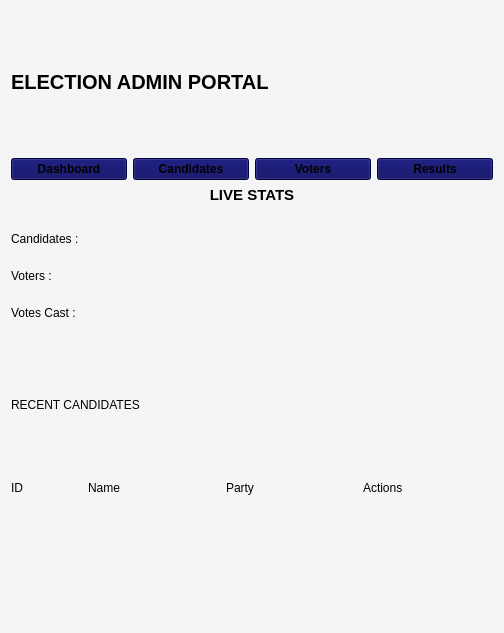
First picture: the form in Experiment/candidates_dashboard.ui, repository mSaadAli99/E-voting-system, before the edit.
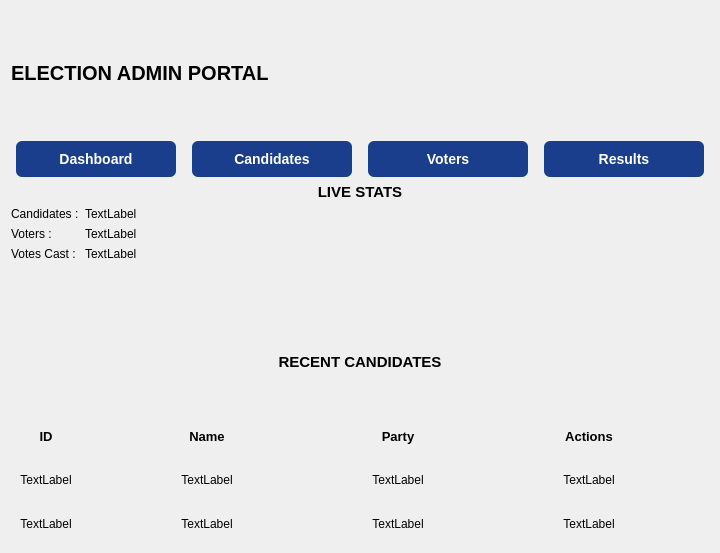
Second picture: the form after the edit.

Patch:
```diff
--- a/Experiment/candidates_dashboard.ui
+++ b/Experiment/candidates_dashboard.ui
@@ -6,15 +6,21 @@
    <rect>
     <x>0</x>
     <y>0</y>
-    <width>504</width>
-    <height>633</height>
+    <width>718</width>
+    <height>553</height>
    </rect>
   </property>
+  <property name="maximumSize">
+   <size>
+    <width>16777215</width>
+    <height>16777215</height>
+   </size>
+  </property>
   <property name="windowTitle">
    <string>Form</string>
   </property>
   <property name="styleSheet">
-   <string notr="true">background:#f5f5f5; </string>
+   <string notr="true"/>
   </property>
   <layout class="QVBoxLayout" name="verticalLayout_2">
    <item>
@@ -29,7 +35,7 @@
         </font>
        </property>
        <property name="styleSheet">
-        <string notr="true">color:black</string>
+        <string notr="true"/>
        </property>
        <property name="text">
         <string>ELECTION ADMIN PORTAL</string>
@@ -44,14 +50,23 @@
       <widget class="QPushButton" name="dashboard_btn">
        <property name="font">
         <font>
-         <bold>true</bold>
+         <pointsize>-1</pointsize>
+         <fontweight>DemiBold</fontweight>
         </font>
        </property>
        <property name="autoFillBackground">
         <bool>false</bool>
        </property>
        <property name="styleSheet">
-        <string notr="true">background:rgb(0, 0, 89);</string>
+        <string notr="true"> background-color: rgb(26, 62, 140);
+    color: white;
+    border: none;
+    border-radius: 6px;
+    padding: 10px 20px;
+    margin: 0 5px;
+    font-size: 14px;
+    font-weight: 600;
+    min-width: 120px;;</string>
        </property>
        <property name="text">
         <string>Dashboard</string>
@@ -62,12 +77,20 @@
       <widget class="QPushButton" name="voters_btn">
        <property name="font">
         <font>
-         <pointsize>9</pointsize>
-         <bold>true</bold>
+         <pointsize>-1</pointsize>
+         <fontweight>DemiBold</fontweight>
         </font>
        </property>
        <property name="styleSheet">
-        <string notr="true">background:rgb(0, 0, 89);</string>
+        <string notr="true"> background-color: rgb(26, 62, 140);
+    color: white;
+    border: none;
+    border-radius: 6px;
+    padding: 10px 20px;
+    margin: 0 5px;
+    font-size: 14px;
+    font-weight: 600;
+    min-width: 120px;</string>
        </property>
        <property name="text">
         <string>Candidates</string>
@@ -78,11 +101,20 @@
       <widget class="QPushButton" name="cadidates_btn">
        <property name="font">
         <font>
-         <bold>true</bold>
+         <pointsize>-1</pointsize>
+         <fontweight>DemiBold</fontweight>
         </font>
        </property>
        <property name="styleSheet">
-        <string notr="true">background:rgb(0, 0, 89);</string>
+        <string notr="true"> background-color: rgb(26, 62, 140);
+    color: white;
+    border: none;
+    border-radius: 6px;
+    padding: 10px 20px;
+    margin: 0 5px;
+    font-size: 14px;
+    font-weight: 600;
+    min-width: 120px;</string>
        </property>
        <property name="text">
         <string>Voters</string>
@@ -93,11 +125,20 @@
       <widget class="QPushButton" name="result_btn">
        <property name="font">
         <font>
-         <bold>true</bold>
+         <pointsize>-1</pointsize>
+         <fontweight>DemiBold</fontweight>
         </font>
        </property>
        <property name="styleSheet">
-        <string notr="true">background:rgb(0, 0, 89);</string>
+        <string notr="true"> background-color: rgb(26, 62, 140);
+    color: white;
+    border: none;
+    border-radius: 6px;
+    padding: 10px 20px;
+    margin: 0 5px;
+    font-size: 14px;
+    font-weight: 600;
+    min-width: 120px;</string>
        </property>
        <property name="text">
         <string>Results</string>
@@ -107,8 +148,8 @@
     </layout>
    </item>
    <item>
-    <layout class="QVBoxLayout" name="verticalLayout">
-     <item>
+    <layout class="QFormLayout" name="formLayout">
+     <item row="0" column="0" colspan="2">
       <widget class="QLabel" name="LIVE_STATS">
        <property name="font">
         <font>
@@ -123,11 +164,11 @@
         <string>LIVE STATS</string>
        </property>
        <property name="alignment">
-        <set>Qt::AlignmentFlag::AlignHCenter|Qt::AlignmentFlag::AlignTop</set>
+        <set>Qt::AlignmentFlag::AlignCenter</set>
        </property>
       </widget>
      </item>
-     <item>
+     <item row="1" column="0">
       <widget class="QLabel" name="candidates">
        <property name="styleSheet">
         <string notr="true">color:black</string>
@@ -140,7 +181,7 @@
        </property>
       </widget>
      </item>
-     <item>
+     <item row="2" column="0">
       <widget class="QLabel" name="vters">
        <property name="styleSheet">
         <string notr="true">color:black</string>
@@ -153,7 +194,7 @@
        </property>
       </widget>
      </item>
-     <item>
+     <item row="3" column="0">
       <widget class="QLabel" name="castsvote">
        <property name="styleSheet">
         <string notr="true">color:black</string>
@@ -166,18 +207,75 @@
        </property>
       </widget>
      </item>
+     <item row="1" column="1">
+      <widget class="QLabel" name="label_2">
+       <property name="text">
+        <string>TextLabel</string>
+       </property>
+      </widget>
+     </item>
+     <item row="2" column="1">
+      <widget class="QLabel" name="label_3">
+       <property name="text">
+        <string>TextLabel</string>
+       </property>
+      </widget>
+     </item>
+     <item row="3" column="1">
+      <widget class="QLabel" name="label_4">
+       <property name="text">
+        <string>TextLabel</string>
+       </property>
+      </widget>
+     </item>
     </layout>
    </item>
    <item>
-    <layout class="QHBoxLayout" name="horizontalLayout_4">
+    <layout class="QVBoxLayout" name="verticalLayout">
+     <property name="leftMargin">
+      <number>0</number>
+     </property>
      <item>
       <widget class="QLabel" name="label">
+       <property name="minimumSize">
+        <size>
+         <width>0</width>
+         <height>20</height>
+        </size>
+       </property>
+       <property name="maximumSize">
+        <size>
+         <width>16777215</width>
+         <height>100</height>
+        </size>
+       </property>
+       <property name="sizeIncrement">
+        <size>
+         <width>0</width>
+         <height>50</height>
+        </size>
+       </property>
+       <property name="baseSize">
+        <size>
+         <width>0</width>
+         <height>50</height>
+        </size>
+       </property>
+       <property name="font">
+        <font>
+         <pointsize>11</pointsize>
+         <bold>true</bold>
+        </font>
+       </property>
        <property name="styleSheet">
-        <string notr="true">color:black</string>
+        <string notr="true"/>
        </property>
        <property name="text">
         <string>RECENT CANDIDATES</string>
        </property>
+       <property name="alignment">
+        <set>Qt::AlignmentFlag::AlignCenter</set>
+       </property>
        <property name="margin">
         <number>10</number>
        </property>
@@ -186,11 +284,66 @@
     </layout>
    </item>
    <item>
-    <layout class="QHBoxLayout" name="horizontalLayout_3">
-     <property name="spacing">
-      <number>7</number>
-     </property>
-     <item>
+    <layout class="QGridLayout" name="gridLayout">
+     <item row="3" column="0">
+      <widget class="QLabel" name="label_9">
+       <property name="text">
+        <string>TextLabel</string>
+       </property>
+       <property name="alignment">
+        <set>Qt::AlignmentFlag::AlignCenter</set>
+       </property>
+      </widget>
+     </item>
+     <item row="2" column="3">
+      <widget class="QLabel" name="label_8">
+       <property name="text">
+        <string>TextLabel</string>
+       </property>
+       <property name="alignment">
+        <set>Qt::AlignmentFlag::AlignCenter</set>
+       </property>
+      </widget>
+     </item>
+     <item row="1" column="1">
+      <widget class="QLabel" name="name">
+       <property name="font">
+        <font>
+         <pointsize>10</pointsize>
+         <bold>true</bold>
+        </font>
+       </property>
+       <property name="styleSheet">
+        <string notr="true">color:black</string>
+       </property>
+       <property name="frameShape">
+        <enum>QFrame::Shape::NoFrame</enum>
+       </property>
+       <property name="lineWidth">
+        <number>1</number>
+       </property>
+       <property name="text">
+        <string>Name</string>
+       </property>
+       <property name="alignment">
+        <set>Qt::AlignmentFlag::AlignCenter</set>
+       </property>
+       <property name="margin">
+        <number>6</number>
+       </property>
+      </widget>
+     </item>
+     <item row="2" column="2">
+      <widget class="QLabel" name="label_7">
+       <property name="text">
+        <string>TextLabel</string>
+       </property>
+       <property name="alignment">
+        <set>Qt::AlignmentFlag::AlignCenter</set>
+       </property>
+      </widget>
+     </item>
+     <item row="1" column="0">
       <widget class="QLabel" name="id">
        <property name="maximumSize">
         <size>
@@ -198,6 +351,12 @@
          <height>16777215</height>
         </size>
        </property>
+       <property name="font">
+        <font>
+         <pointsize>10</pointsize>
+         <bold>true</bold>
+        </font>
+       </property>
        <property name="styleSheet">
         <string notr="true">color:black</string>
        </property>
@@ -217,36 +376,54 @@
         <string>ID</string>
        </property>
        <property name="alignment">
-        <set>Qt::AlignmentFlag::AlignLeading|Qt::AlignmentFlag::AlignLeft|Qt::AlignmentFlag::AlignTop</set>
+        <set>Qt::AlignmentFlag::AlignCenter</set>
        </property>
        <property name="margin">
         <number>6</number>
        </property>
       </widget>
      </item>
-     <item>
-      <widget class="QLabel" name="name">
-       <property name="styleSheet">
-        <string notr="true">color:black</string>
+     <item row="3" column="3">
+      <widget class="QLabel" name="label_12">
+       <property name="text">
+        <string>TextLabel</string>
        </property>
-       <property name="frameShape">
-        <enum>QFrame::Shape::NoFrame</enum>
+       <property name="alignment">
+        <set>Qt::AlignmentFlag::AlignCenter</set>
        </property>
-       <property name="lineWidth">
-        <number>1</number>
+      </widget>
+     </item>
+     <item row="2" column="0">
+      <widget class="QLabel" name="label_5">
+       <property name="text">
+        <string>TextLabel</string>
        </property>
+       <property name="alignment">
+        <set>Qt::AlignmentFlag::AlignCenter</set>
+       </property>
+      </widget>
+     </item>
+     <item row="2" column="1">
+      <widget class="QLabel" name="label_6">
        <property name="text">
-        <string>Name</string>
+        <string>TextLabel</string>
        </property>
        <property name="alignment">
-        <set>Qt::AlignmentFlag::AlignLeading|Qt::AlignmentFlag::AlignLeft|Qt::AlignmentFlag::AlignTop</set>
+        <set>Qt::AlignmentFlag::AlignCenter</set>
        </property>
-       <property name="margin">
-        <number>6</number>
+      </widget>
+     </item>
+     <item row="3" column="2">
+      <widget class="QLabel" name="label_11">
+       <property name="text">
+        <string>TextLabel</string>
        </property>
+       <property name="alignment">
+        <set>Qt::AlignmentFlag::AlignCenter</set>
+       </property>
       </widget>
      </item>
-     <item>
+     <item row="1" column="2">
       <widget class="QLabel" name="party">
        <property name="maximumSize">
         <size>
@@ -254,6 +431,12 @@
          <height>16777215</height>
         </size>
        </property>
+       <property name="font">
+        <font>
+         <pointsize>10</pointsize>
+         <bold>true</bold>
+        </font>
+       </property>
        <property name="styleSheet">
         <string notr="true">color:black</string>
        </property>
@@ -261,15 +444,31 @@
         <string>Party</string>
        </property>
        <property name="alignment">
-        <set>Qt::AlignmentFlag::AlignLeading|Qt::AlignmentFlag::AlignLeft|Qt::AlignmentFlag::AlignTop</set>
+        <set>Qt::AlignmentFlag::AlignCenter</set>
        </property>
        <property name="margin">
         <number>6</number>
        </property>
       </widget>
      </item>
-     <item>
+     <item row="3" column="1">
+      <widget class="QLabel" name="label_10">
+       <property name="text">
+        <string>TextLabel</string>
+       </property>
+       <property name="alignment">
+        <set>Qt::AlignmentFlag::AlignCenter</set>
+       </property>
+      </widget>
+     </item>
+     <item row="1" column="3">
       <widget class="QLabel" name="actions">
+       <property name="font">
+        <font>
+         <pointsize>10</pointsize>
+         <bold>true</bold>
+        </font>
+       </property>
        <property name="styleSheet">
         <string notr="true">color:black</string>
        </property>
@@ -277,7 +476,7 @@
         <string>Actions</string>
        </property>
        <property name="alignment">
-        <set>Qt::AlignmentFlag::AlignLeading|Qt::AlignmentFlag::AlignLeft|Qt::AlignmentFlag::AlignTop</set>
+        <set>Qt::AlignmentFlag::AlignCenter</set>
        </property>
        <property name="margin">
         <number>6</number>
```
